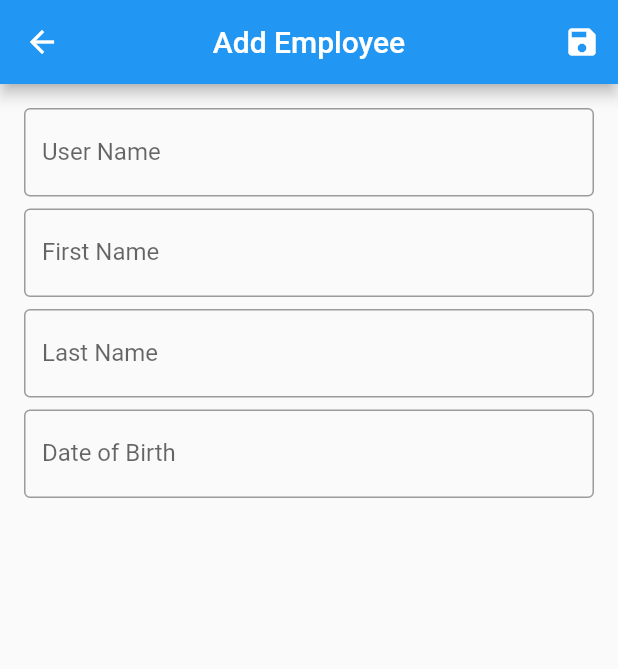
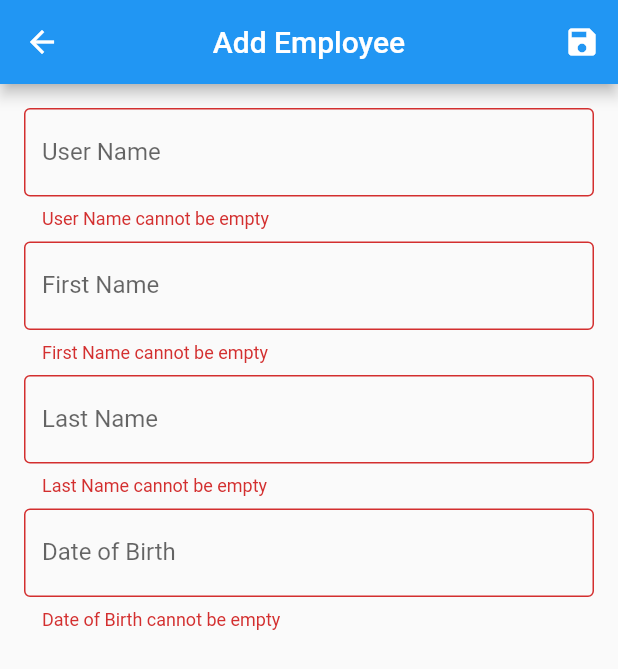
Before and after one commit to RenatoMoratto/drift_flutter, a Flutter app: the AddEmployeePage screen opened by its route, after a tap on the "save" icon, on a phone screen of 412 x 824 dp. Shown: the top 669 px of the screen. Run offline on Flutter 3.47's test engine with Material 2 defaults, Android fonts, the phone set to English and light mode, and no system bars; our stand-ins replace drift; accounts and stored records are empty; generated files the repository leaves out were written again.

Commit message:
feat: submit new employee form

```diff
--- a/lib/src/page/add_employee_page.dart
+++ b/lib/src/page/add_employee_page.dart
@@ -1,7 +1,9 @@
 import 'package:drift_flutter/src/components/custom_date_picker_form_field.dart';
 import 'package:drift_flutter/src/components/custom_text_form_field.dart';
+import 'package:drift_flutter/src/data/local/db/app_db.dart';
 import 'package:flutter/material.dart';
 import 'package:intl/intl.dart';
+import 'package:drift/drift.dart' as drift;
 
 class AddEmployeePage extends StatefulWidget {
   const AddEmployeePage({Key? key}) : super(key: key);
@@ -11,10 +13,56 @@ class AddEmployeePage extends StatefulWidget {
 }
 
 class _AddEmployeePageState extends State<AddEmployeePage> {
+  late AppDb _db;
   final _formKey = GlobalKey<FormState>();
   final Map<String, Object> _formData = {};
   final _dateOfBirthController = TextEditingController();
   DateTime? _dateOfBirth;
+
+  @override
+  initState() {
+    super.initState();
+    _db = AppDb();
+  }
+
+  @override
+  void dispose() {
+    super.dispose();
+    _db.close();
+    _dateOfBirthController.dispose();
+  }
+
+  void _submitForm() {
+    final isValid = _formKey.currentState?.validate() ?? false;
+
+    if (!isValid || _dateOfBirth == null) {
+      return;
+    }
+
+    _formKey.currentState?.save();
+    final entity = EmployeeCompanion(
+      userName: drift.Value(_formData['userName'] as String),
+      firstName: drift.Value(_formData['firstName'] as String),
+      lastName: drift.Value(_formData['lastName'] as String),
+      dateOfBirth: drift.Value(_dateOfBirth!),
+    );
+
+    _db.insertEmployee(entity).then(
+          (value) => ScaffoldMessenger.of(context).showMaterialBanner(
+            MaterialBanner(
+              content: Text('New employee inserted: $value'),
+              actions: [
+                IconButton(
+                  onPressed: () {
+                    ScaffoldMessenger.of(context).hideCurrentMaterialBanner();
+                  },
+                  icon: const Icon(Icons.close),
+                ),
+              ],
+            ),
+          ),
+        );
+  }
 
   Future<void> pickDateOfBirth(BuildContext context) async {
     final initialDate = DateTime.now();
@@ -54,7 +102,7 @@ class _AddEmployeePageState extends State<AddEmployeePage> {
         centerTitle: true,
         actions: [
           IconButton(
-            onPressed: () {},
+            onPressed: _submitForm,
             icon: const Icon(Icons.save),
           ),
         ],
```
